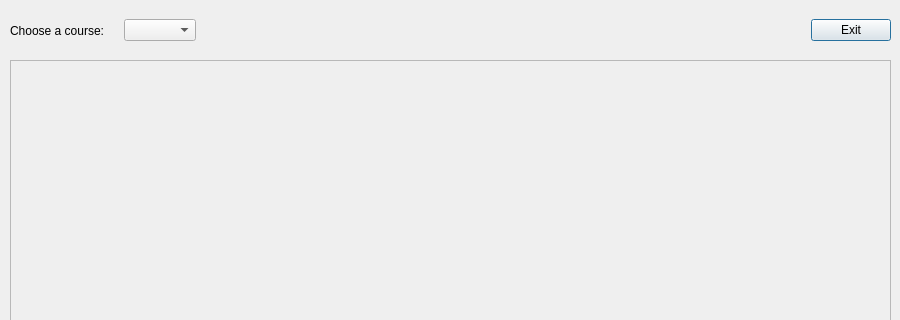
Old version of the form src/gui/browse_course_window.ui in the repository tombranfield/spaced_repeating_vocabulary; both pictures show x 0 to 900 and y 0 to 320 of the 900 by 600 pixel window.
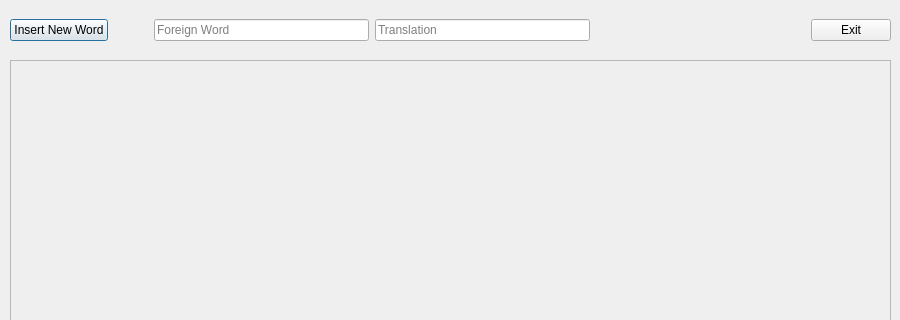
New version of the form.

Commit message: Removed course names combobox from browse_course_window, added two lineEdit instead

Diff of the .ui file:
```diff
--- a/src/gui/browse_course_window.ui
+++ b/src/gui/browse_course_window.ui
@@ -47,20 +47,41 @@
    </property>
    <layout class="QHBoxLayout" name="horizontalLayout_5">
     <item>
-     <widget class="QLabel" name="label">
+     <widget class="QPushButton" name="pushButton">
       <property name="text">
-       <string>Choose a course:    </string>
+       <string>Insert New Word</string>
       </property>
-      <property name="alignment">
-       <set>Qt::AlignJustify|Qt::AlignVCenter</set>
+     </widget>
+    </item>
+    <item>
+     <spacer name="horizontalSpacer">
+      <property name="orientation">
+       <enum>Qt::Horizontal</enum>
       </property>
-      <property name="wordWrap">
-       <bool>true</bool>
+      <property name="sizeType">
+       <enum>QSizePolicy::Maximum</enum>
       </property>
+      <property name="sizeHint" stdset="0">
+       <size>
+        <width>40</width>
+        <height>20</height>
+       </size>
+      </property>
+     </spacer>
+    </item>
+    <item>
+     <widget class="QLineEdit" name="foreign_word_lineEdit">
+      <property name="placeholderText">
+       <string>Foreign Word</string>
+      </property>
      </widget>
     </item>
     <item>
-     <widget class="QComboBox" name="course_names_box"/>
+     <widget class="QLineEdit" name="trans_word_lineEdit">
+      <property name="placeholderText">
+       <string>Translation</string>
+      </property>
+     </widget>
     </item>
     <item>
      <spacer name="horizontalSpacer_7">
```
The commit also changes 1 other file.
